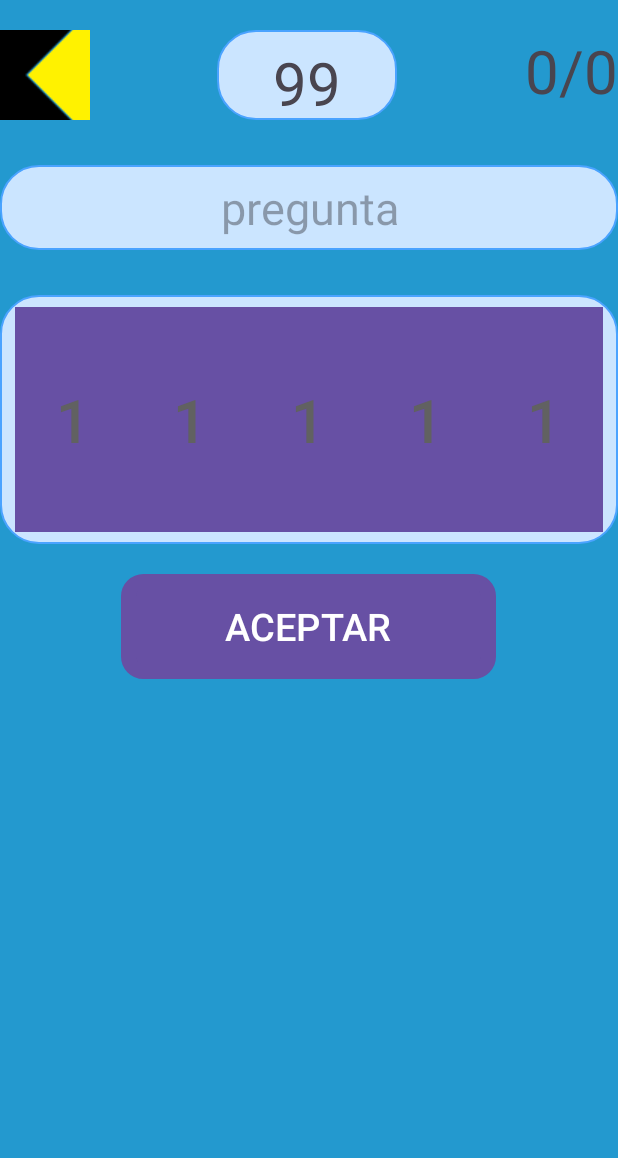
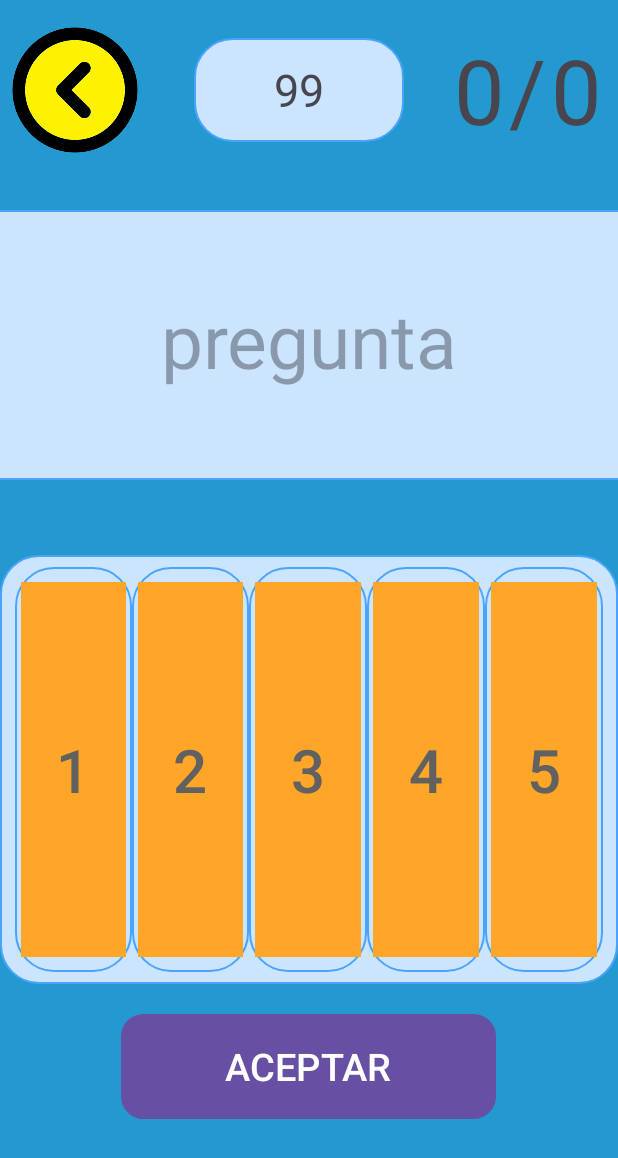
Before and after one commit to iDunklet/DAM-Project-Integrated-1-Mobile, an Android app: the layout game_activity2.xml on its own in the app's theme, with its tools: preview values and no code run, on a phone screen of 412 x 824 dp. Shown: the top 1158 px of the screen. Run offline under Robolectric (Android 15) with nearby library versions, the light colour scheme and no system bars.

Commit message:
PORFIN FUNCIONA BIEN!!!! EL GAMEACTIVITY2 Y GAME MECANICS

```diff
--- a/app/src/main/res/layout/game_activity2.xml
+++ b/app/src/main/res/layout/game_activity2.xml
@@ -11,13 +11,15 @@
         android:layout_width="match_parent"
         android:layout_height="wrap_content"
         android:orientation="horizontal"
-        android:layout_marginTop="20dp">
+        android:layout_marginTop="10dp"  >
 
         <ImageButton
             android:id="@+id/IconBack"
-            android:layout_width="60dp"
-            android:layout_height="60dp"
+            android:layout_width="100dp"
+            android:layout_height="100dp"
+            android:layout_gravity="center_vertical"
             android:background="@null"
+            android:scaleType="fitCenter"
             android:src="@drawable/flecha_izquierda"
             tools:ignore="SpeakableTextPresentCheck" />
 
@@ -28,12 +30,13 @@
 
         <TextView
             android:id="@+id/labelCuentaAtras"
-            android:layout_width="120dp"
-            android:layout_height="60dp"
+            android:layout_width="140dp"
+            android:layout_height="69dp"
+            android:layout_gravity="center_vertical"
+            android:background="@drawable/edit_text_radius"
             android:gravity="center"
             android:text="99"
-            android:textSize="40sp"
-            android:background="@drawable/edit_text_radius" />
+            android:textSize="30dp" />
 
         <View
             android:layout_width="0dp"
@@ -43,31 +46,50 @@
         <LinearLayout
             android:layout_width="wrap_content"
             android:layout_height="wrap_content"
-            android:orientation="horizontal">
-
-            <TextView
+            android:orientation="horizontal"
+            android:layout_gravity="center_vertical"
+            android:paddingRight="8dp"> <TextView
             android:id="@+id/labelNumRonda"
-                android:layout_width="wrap_content"
+            android:layout_width="40dp"
             android:layout_height="wrap_content"
             android:text="0"
-                android:textSize="40sp"
+            android:textSize="60dp"
             android:gravity="center" />
-
             <TextView
                 android:layout_width="wrap_content"
                 android:layout_height="wrap_content"
                 android:text="/"
-                android:textSize="40sp"
+                android:textSize="60dp"
                 android:gravity="center" />
+            <TextView
+                android:id="@+id/labelNumTotalRondas"
+                android:layout_width="40dp"
+                android:layout_height="wrap_content"
+                android:text="0"
+                android:textSize="60dp"
+                android:gravity="center" />
+        </LinearLayout>
+
+    </LinearLayout>
+
+    <LinearLayout
+        android:layout_width="900dp"
+        android:layout_height="180dp"
+        android:background="@drawable/edit_text_radius"
+        android:layout_marginTop="30dp"
+        android:layout_gravity="center"
+        android:orientation="vertical"
+        >
 
         <TextView
-                android:id="@+id/labelNumTotalRondas"
-                android:layout_width="wrap_content"
-                android:layout_height="wrap_content"
-                android:text="0"
-                android:textSize="40sp"
-                android:gravity="center" />
-        </LinearLayout>
+            android:id="@+id/labelTextoPregunta1"
+            android:layout_width="match_parent"
+            android:layout_height="157dp"
+            android:gravity="center"
+            android:hint="pregunta"
+            android:textAlignment="center"
+            android:textSize="50dp" />
+
 
     </LinearLayout>
 
@@ -75,75 +97,121 @@
         android:layout_width="match_parent"
         android:layout_height="wrap_content"
         android:background="@drawable/edit_text_radius"
-        android:layout_marginTop="30dp"
-        android:gravity="center"
-        android:orientation="vertical">
-
-        <TextView
-            android:id="@+id/labelTextoPregunta1"
-            android:layout_width="match_parent"
-            android:layout_height="wrap_content"
-            android:gravity="center"
-            android:hint="pregunta"
-            android:textAlignment="center"
-            android:textSize="30sp" />
-    </LinearLayout>
-
-    <LinearLayout
-        android:layout_width="match_parent"
-        android:layout_height="wrap_content"
-        android:background="@drawable/edit_text_radius"
-        android:layout_marginTop="30dp"
+        android:layout_gravity="center"
+        android:layout_marginTop="50dp"
         android:gravity="center"
         android:orientation="horizontal">
 
+        <FrameLayout
+            android:id="@+id/containerBtn1"
+            android:layout_width="0dp"
+            android:layout_height="270dp"
+            android:layout_weight="1"
+            android:background="@drawable/edit_text_radius"
+            android:padding="4dp"
+            android:clickable="false"
+            android:focusable="false">
+
             <Button
                 android:id="@+id/btnBox1"
-            android:layout_width="0dp"
-            android:layout_height="150dp"
-            android:layout_weight="1"
+                android:layout_width="match_parent"
+                android:layout_height="250dp"
                 android:background="@color/naranja"
+                android:layout_gravity="center"
                 android:text="1"
                 android:textColor="#616161"
-            android:textSize="40sp" />
+                android:textSize="40sp"
+                app:backgroundTint="@null"/>
+        </FrameLayout>
+
+        <FrameLayout
+            android:id="@+id/containerBtn2"
+            android:layout_width="0dp"
+            android:layout_height="270dp"
+            android:layout_weight="1"
+            android:background="@drawable/edit_text_radius"
+            android:padding="4dp"
+            android:clickable="false"
+            android:focusable="false">
+
             <Button
                 android:id="@+id/btnBox2"
+                android:layout_width="match_parent"
+                android:layout_height="250dp"
+                android:background="@color/naranja"
+                android:layout_gravity="center"
+                android:text="2"
+                android:textColor="#616161"
+                android:textSize="40sp"
+                app:backgroundTint="@null"/>
+        </FrameLayout>
+
+        <FrameLayout
+            android:id="@+id/containerBtn3"
             android:layout_width="0dp"
-            android:layout_height="150dp"
+            android:layout_height="270dp"
             android:layout_weight="1"
-            android:background="@color/naranja"
-            android:text="1"
-            android:textColor="#616161"
-            android:textSize="40sp" />
+            android:background="@drawable/edit_text_radius"
+            android:padding="4dp"
+            android:clickable="false"
+            android:focusable="false">
+
             <Button
                 android:id="@+id/btnBox3"
+                android:layout_width="match_parent"
+                android:layout_height="250dp"
+                android:background="@color/naranja"
+                android:layout_gravity="center"
+                android:text="3"
+                android:textColor="#616161"
+                android:textSize="40sp"
+                app:backgroundTint="@null"/>
+        </FrameLayout>
+
+        <FrameLayout
+            android:id="@+id/containerBtn4"
             android:layout_width="0dp"
-            android:layout_height="150dp"
+            android:layout_height="270dp"
             android:layout_weight="1"
-            android:background="@color/naranja"
-            android:text="1"
-            android:textColor="#616161"
-            android:textSize="40sp" />
+            android:background="@drawable/edit_text_radius"
+            android:padding="4dp"
+            android:clickable="false"
+            android:focusable="false">
+
             <Button
                 android:id="@+id/btnBox4"
+                android:layout_width="match_parent"
+                android:layout_height="250dp"
+                android:background="@color/naranja"
+                android:layout_gravity="center"
+                android:text="4"
+                android:textColor="#616161"
+                android:textSize="40sp"
+                app:backgroundTint="@null"/>
+        </FrameLayout>
+
+        <FrameLayout
+            android:id="@+id/containerBtn5"
             android:layout_width="0dp"
-            android:layout_height="150dp"
+            android:layout_height="270dp"
             android:layout_weight="1"
-            android:background="@color/naranja"
-            android:text="1"
-            android:textColor="#616161"
-            android:textSize="40sp" />
+            android:background="@drawable/edit_text_radius"
+            android:padding="4dp"
+            android:clickable="false"
+            android:focusable="false">
+
             <Button
                 android:id="@+id/btnBox5"
-            android:layout_width="0dp"
-            android:layout_height="150dp"
-            android:layout_weight="1"
+                android:layout_width="match_parent"
+                android:layout_height="250dp"
                 android:background="@color/naranja"
-            android:text="1"
+                android:layout_gravity="center"
+                android:text="5"
                 android:textColor="#616161"
-            android:textSize="40sp" />
+                android:textSize="40sp"
+                app:backgroundTint="@null"/>
+        </FrameLayout>
 
-        <!-- ... repite para btnBox2, 3, 4, 5 ... -->
 
     </LinearLayout>
 
--- a/app/src/main/res/values/colors.xml
+++ b/app/src/main/res/values/colors.xml
@@ -15,7 +15,10 @@
     <color name="verde_correcto">#4CAF50</color>
     <color name="rojo_incorrecto">#F44336</color>
     <color name="transparent">#00000000</color>
-
+    <color name="marron">#6D4C41</color>
+    <color name="gris">#9E9E9E</color>
+    <color name="verde_oscuro">#1E7A3B</color>
+    <color name="verde_claro">#66FF7F</color>
 
     <!-- respuestas preguntas clase color -->
     <color name="red">#E53935</color>
```
Also changed, not shown: app/src/main/java/com/example/myapplication/GameActivity_2.kt (+60 -7 lines), app/src/main/java/com/example/myapplication/GameMechanics.kt (+87 -18 lines), app/src/main/res/drawable/mi_fondo_redondeado.xml (added, +26 -0 lines). Lines whose indentation alone changed are shown as unchanged.
